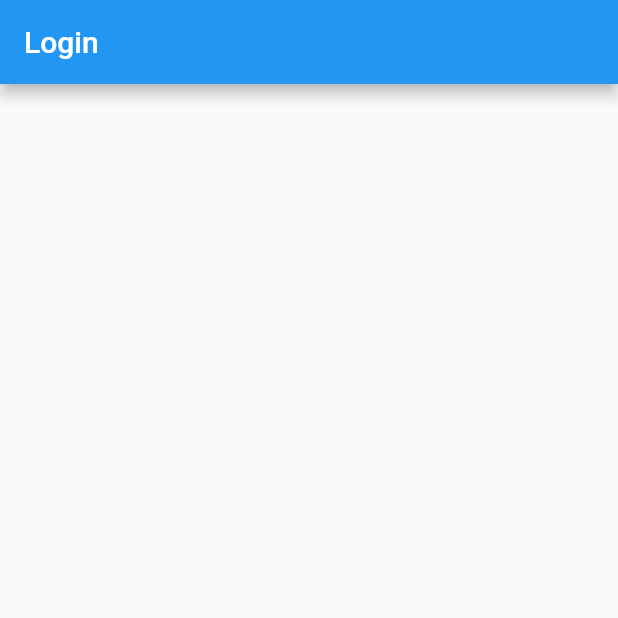
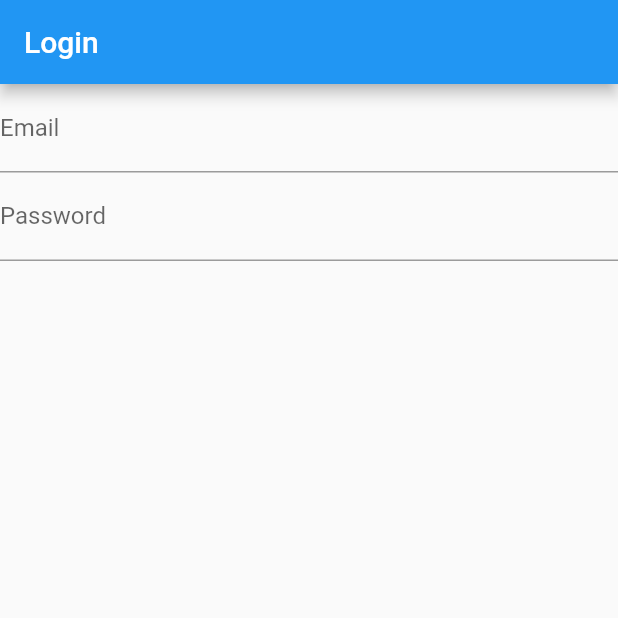
Before and after one commit to ENez7/qa_repo_flutter, a Flutter app: the screen it shows after launch, on a phone screen of 412 x 824 dp, the top half of it. Run offline on Flutter 3.47's test engine with Material 2 defaults, Android fonts, the phone set to English and light mode, and no system bars.

```diff
--- a/lib/pages/login.page.dart
+++ b/lib/pages/login.page.dart
@@ -14,6 +14,21 @@ class _LoginPageState extends State<LoginPage> {
       appBar: AppBar(
         title: const Text('Login'),
       ),
+      body: Column(
+        children: const [
+          TextField(
+            decoration: InputDecoration(
+                labelText: 'Email'
+            ),
+          ),
+          TextField(
+            obscureText: true,
+            decoration: InputDecoration(
+              labelText: 'Password'
+            ),
+          )
+        ],
+      ),
     );
   }
 }
```
Also changed, not shown: 1 other file.
